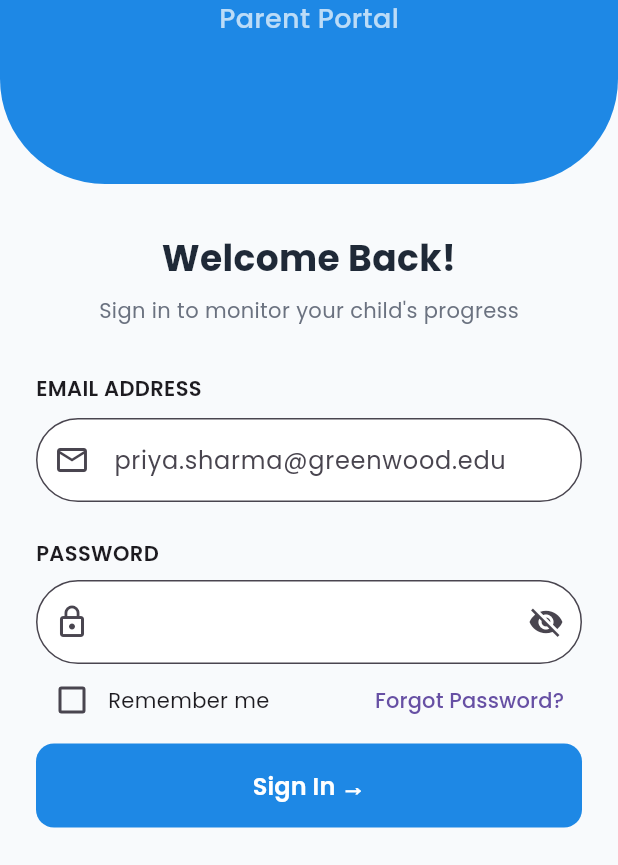
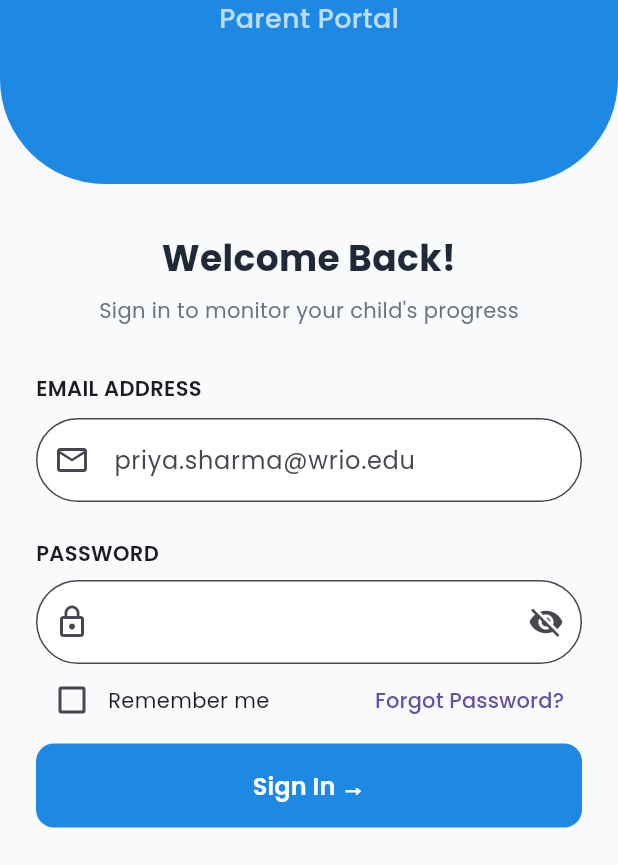
Before and after one commit to Vishwanath111111/school-ERP, a Flutter app: the screen it shows after launch, on a phone screen of 412 x 824 dp, the part 371-1236 px from its top. Run offline on Flutter 3.47's test engine with Material 3 defaults, Android fonts, the phone set to English and light mode, and no system bars; our stand-ins replace dio, google_fonts, shared_preferences, table_calendar.

Commit message:
Update email hint in login screen

```diff
--- a/school_erp_mobile/lib/features/auth/presentation/screens/login_screen.dart
+++ b/school_erp_mobile/lib/features/auth/presentation/screens/login_screen.dart
@@ -109,7 +109,7 @@ class _LoginScreenState extends State<LoginScreen> {
                     keyboardType: TextInputType.emailAddress,
                     decoration: InputDecoration(
                       prefixIcon: const Icon(Icons.email_outlined),
-                      hintText: "priya.sharma@greenwood.edu",
+                      hintText: "priya.sharma@wrio.edu",
                       border: OutlineInputBorder(
                         borderRadius: BorderRadius.circular(120),
                       ),
```
